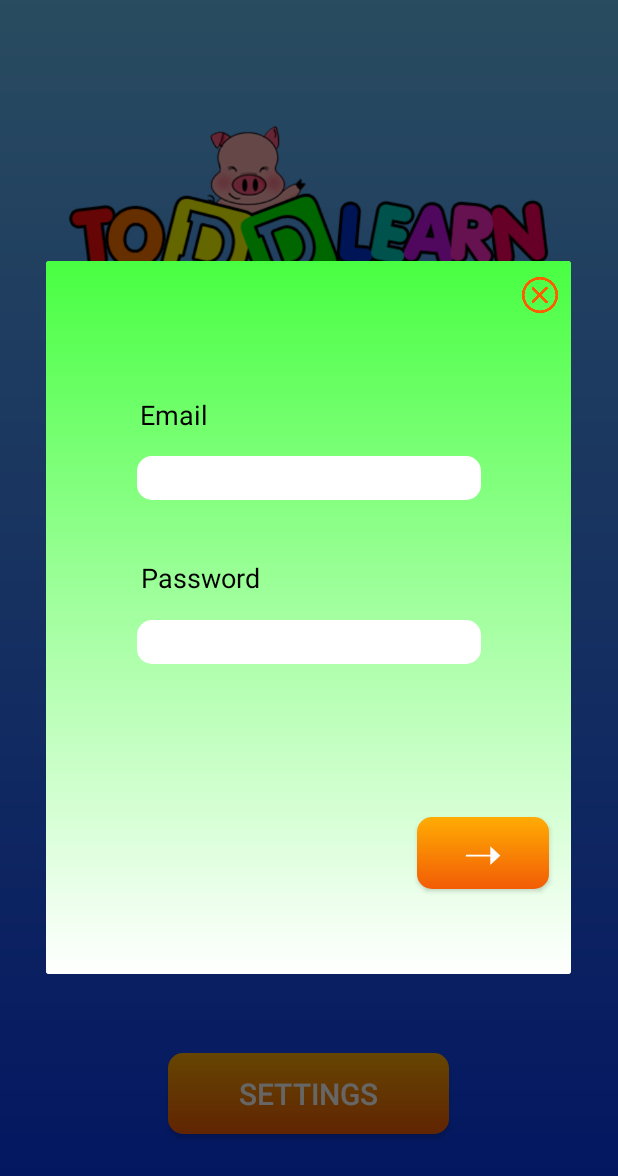
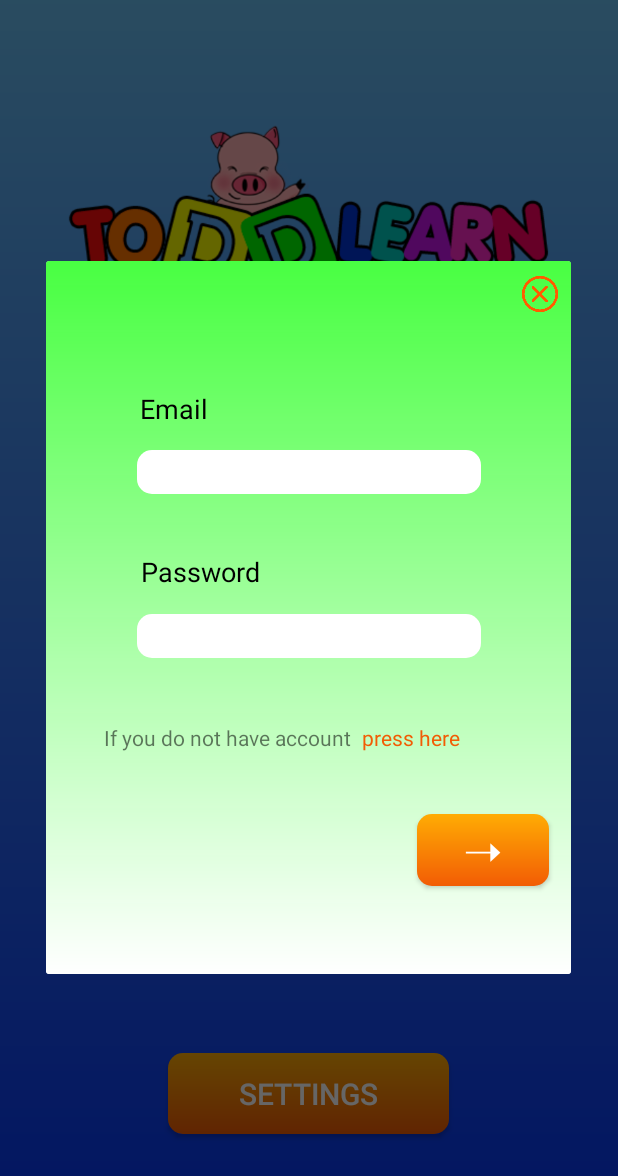
Before and after one commit to SergioFQ/toddlearn, an Android app: the screen it shows after launch (MainActivity), after a tap on "SETTINGS", on a phone screen of 412 x 824 dp. Shown: the top 1176 px of the screen. Run offline under Robolectric (Android 15) with nearby library versions, the phone set to English and light mode, and no system bars.

Commit message:
Registration message + button to registration added.

```diff
--- a/app/src/main/java/com/g12/toddlearn/MainActivity.java
+++ b/app/src/main/java/com/g12/toddlearn/MainActivity.java
@@ -31,4 +31,7 @@ public class MainActivity extends AppCompatActivity {
 
     public void closePopUp(View view){ myDialog.dismiss(); }
 
+    public void goToRegister(View view) {
+        startActivity(new Intent(this,RegistrationActivity.class));
+    }
 }
--- a/app/src/main/res/layout/login_pop_up.xml
+++ b/app/src/main/res/layout/login_pop_up.xml
@@ -95,6 +95,7 @@
         app:layout_constraintTop_toBottomOf="@+id/email_input_login" />
 
     <Button
+        android:onClick="closePopUp"
         android:id="@+id/close_button"
         android:layout_width="24dp"
         android:layout_height="24dp"
@@ -105,9 +106,40 @@
         android:layout_marginRight="5dp"
         android:layout_marginBottom="335dp"
         android:background="@drawable/close_icon"
-        android:onClick="closePopUp"
         app:layout_constraintBottom_toTopOf="@+id/log_in_button"
         app:layout_constraintEnd_toEndOf="parent"
         app:layout_constraintStart_toStartOf="parent"
         app:layout_constraintTop_toTopOf="parent" />
+
+    <TextView
+        android:id="@+id/register_message"
+        android:layout_width="wrap_content"
+        android:layout_height="wrap_content"
+        android:layout_marginStart="30dp"
+        android:layout_marginLeft="30dp"
+        android:layout_marginTop="45dp"
+        android:layout_marginEnd="4dp"
+        android:layout_marginRight="4dp"
+        android:layout_marginBottom="145dp"
+        android:text="@string/register_message_1"
+        app:layout_constraintBottom_toBottomOf="parent"
+        app:layout_constraintEnd_toStartOf="@+id/register_message_2"
+        app:layout_constraintStart_toStartOf="parent"
+        app:layout_constraintTop_toBottomOf="@+id/email_input_login" />
+
+    <TextView
+        android:id="@+id/register_message_2"
+        android:layout_width="wrap_content"
+        android:layout_height="19dp"
+        android:layout_marginTop="45dp"
+        android:layout_marginEnd="65dp"
+        android:layout_marginRight="65dp"
+        android:layout_marginBottom="145dp"
+        android:onClick="goToRegister"
+        android:text="@string/register_message_2"
+        android:textColor="@color/colorButtons"
+        app:layout_constraintBottom_toBottomOf="parent"
+        app:layout_constraintEnd_toEndOf="parent"
+        app:layout_constraintStart_toEndOf="@+id/register_message"
+        app:layout_constraintTop_toBottomOf="@+id/email_input_login" />
 </androidx.constraintlayout.widget.ConstraintLayout>
--- a/app/src/main/res/values/strings.xml
+++ b/app/src/main/res/values/strings.xml
@@ -25,4 +25,6 @@
     <string name ="current_password_title">Current password</string>
     <string name="new_password_title">New password</string>
     <string name="login_arrow">➝</string>
+    <string name="register_message_1">If you do not have account</string>
+    <string name="register_message_2">press here</string>
 </resources>
```
